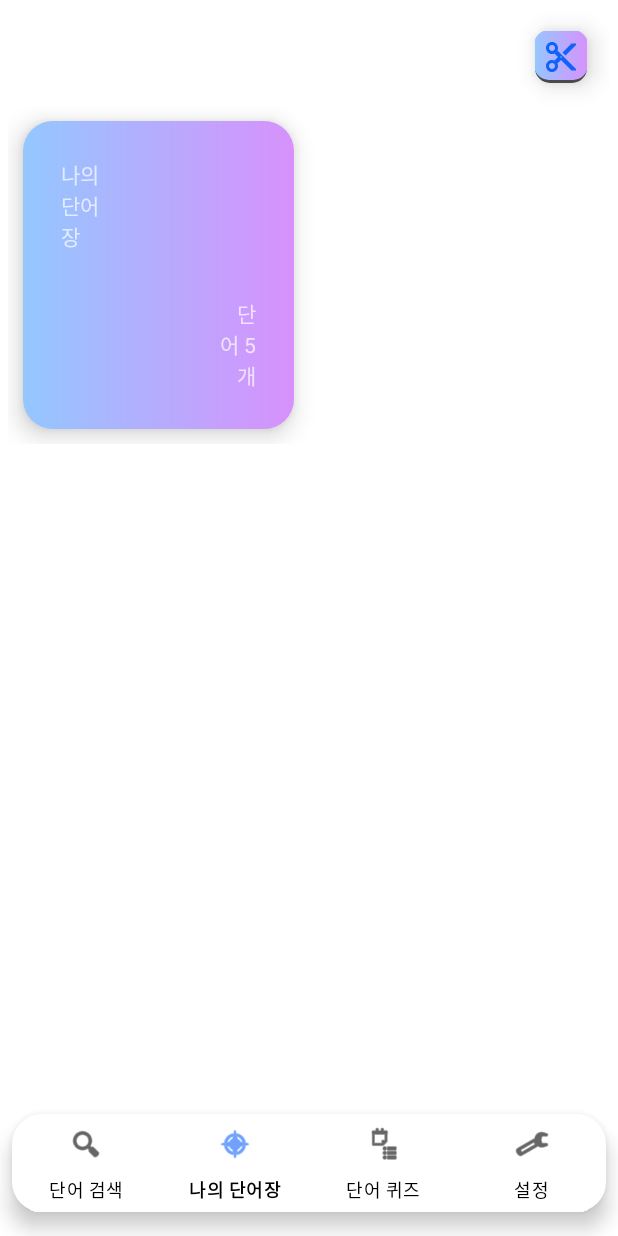
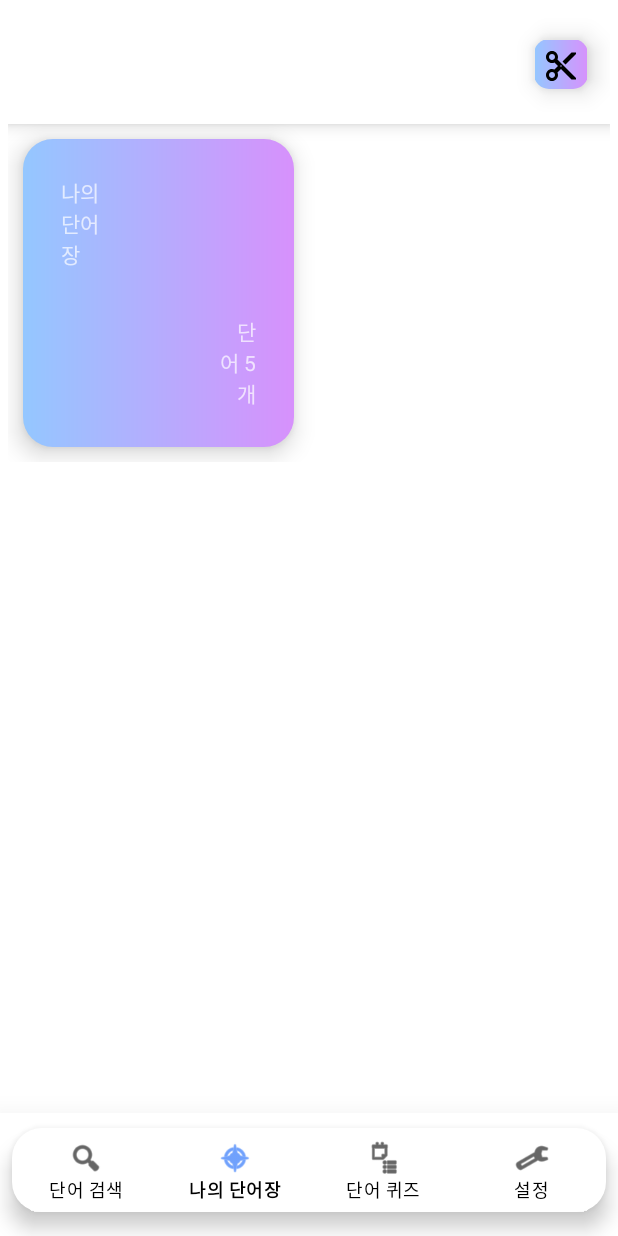
Before and after one commit to TTC1018/MyEngVoc, an Android app: the screen it shows after launch (MainActivity), on a phone screen of 412 x 824 dp. Run offline under Robolectric (Android 15) with nearby library versions, the phone set to English and light mode, and no system bars.

Commit message:
하단 레이아웃 그림자 처리 및 검색 엔터 추가

```diff
--- a/app/src/main/res/drawable/edit_button_ripple.xml
+++ b/app/src/main/res/drawable/edit_button_ripple.xml
@@ -1,5 +1,6 @@
 <?xml version="1.0" encoding="utf-8"?>
 <ripple xmlns:android="http://schemas.android.com/apk/res/android"
     android:color="@color/gray_ripple">
-    <item android:drawable="?attr/actionModeCutDrawable"/>
+    <item android:drawable="?attr/actionModeCutDrawable">
+    </item>
 </ripple>
--- a/app/src/main/res/drawable/gradient_radius.xml
+++ b/app/src/main/res/drawable/gradient_radius.xml
@@ -1,14 +1,14 @@
 <?xml version="1.0" encoding="utf-8"?>
 <layer-list xmlns:android="http://schemas.android.com/apk/res/android">
-    <item>
-        <shape
-            android:shape="rectangle"
-            android:padding="20dp">
-            <solid android:color="?attr/colorSecondaryVariant"></solid>
-            <corners
-                android:radius="10dp"></corners>
-        </shape>
-    </item>
+<!--    <item>-->
+<!--        <shape-->
+<!--            android:shape="rectangle"-->
+<!--            android:padding="20dp">-->
+<!--            <solid android:color="?attr/colorSecondaryVariant"></solid>-->
+<!--            <corners-->
+<!--                android:radius="10dp"></corners>-->
+<!--        </shape>-->
+<!--    </item>-->
     <item
         android:left="-1dp"
         android:top="-1dp"
--- a/app/src/main/res/layout/activity_main.xml
+++ b/app/src/main/res/layout/activity_main.xml
@@ -14,15 +14,28 @@
         android:layout_width="match_parent"
         android:layout_height="wrap_content"
         android:layout_weight="50"
-        android:padding="5dp">
+        android:paddingLeft="5dp"
+        android:paddingTop="5dp"
+        android:paddingRight="5dp">
 
     </FrameLayout>
+
+    <LinearLayout
+        android:id="@+id/botNaviLayout"
+        android:layout_width="match_parent"
+        android:layout_height="wrap_content"
+        android:background="?attr/colorPrimary"
+        android:elevation="30dp"
+        android:outlineAmbientShadowColor="?attr/colorOnPrimary"
+        android:outlineSpotShadowColor="?attr/colorOnPrimary"
+        android:orientation="vertical">
 
         <com.google.android.material.bottomnavigation.BottomNavigationView
             android:id="@+id/bottomNavi"
             android:layout_width="match_parent"
             android:layout_height="wrap_content"
             android:layout_marginLeft="8dp"
+            android:layout_marginTop="10dp"
             android:layout_marginRight="8dp"
             android:layout_marginBottom="16dp"
             android:layout_weight="1"
@@ -31,9 +44,11 @@
             android:outlineAmbientShadowColor="?attr/colorOnPrimary"
             android:outlineSpotShadowColor="?attr/colorOnPrimary"
             app:itemIconTint="@drawable/bottom_navigation_color"
+            app:itemRippleColor="@color/gray_ripple"
             app:itemTextColor="?attr/colorOnPrimary"
-        app:itemRippleColor="@color/gray_ripple"
             app:labelVisibilityMode="labeled"
             app:menu="@menu/bottomnavigation" />
+    </LinearLayout>
+
 
 </LinearLayout>
--- a/app/src/main/res/layout/fragment_my_dic.xml
+++ b/app/src/main/res/layout/fragment_my_dic.xml
@@ -11,7 +11,11 @@
         android:layout_width="match_parent"
         android:layout_height="wrap_content"
         android:layout_gravity="right"
-        android:orientation="horizontal">
+        android:orientation="horizontal"
+        android:background="?attr/colorPrimary"
+        android:outlineAmbientShadowColor="?attr/colorOnPrimary"
+        android:outlineSpotShadowColor="?attr/colorOnPrimary"
+        android:elevation="7dp">
 
         <View
             android:layout_width="0dp"
@@ -22,14 +26,17 @@
             android:id="@+id/editBtn"
             android:layout_width="wrap_content"
             android:layout_height="wrap_content"
-            android:layout_margin="15dp"
+            android:layout_marginLeft="15dp"
+            android:layout_marginTop="21dp"
+            android:layout_marginRight="15dp"
+            android:layout_marginBottom="21dp"
             android:background="@drawable/gradient_radius"
             android:elevation="10dp"
             android:outlineAmbientShadowColor="?attr/colorOnPrimary"
             android:outlineSpotShadowColor="?attr/colorOnPrimary"
             android:padding="5dp"
             android:src="@drawable/edit_button_ripple"
-            android:tint="@color/blue" />
+            android:tint="?attr/colorOnPrimary" />
     </LinearLayout>
 
     <androidx.recyclerview.widget.RecyclerView
--- a/app/src/main/res/layout/mydic_square.xml
+++ b/app/src/main/res/layout/mydic_square.xml
@@ -4,11 +4,11 @@
     android:layout_height="wrap_content"
     android:layout_margin="10dp"
     android:background="@drawable/gradient"
+    android:elevation="10dp"
     android:orientation="vertical"
-    android:padding="10dp"
-    android:elevation="10dp"
     android:outlineAmbientShadowColor="?attr/colorOnPrimary"
-    android:outlineSpotShadowColor="?attr/colorOnPrimary">
+    android:outlineSpotShadowColor="?attr/colorOnPrimary"
+    android:padding="10dp">
 
     <LinearLayout
         android:layout_width="wrap_content"
```
Also changed, not shown: app/src/main/java/com/example/hwengvoc/SearchFragment.kt (+21 -6 lines), app/src/main/res/drawable/layout_shadow.xml (deleted, +0 -22 lines), app/src/main/res/drawable/shadow.xml (added, +7 -0 lines), app/src/main/res/layout/fragment_search.xml (+9 -6 lines). Lines whose indentation alone changed are shown as unchanged.
